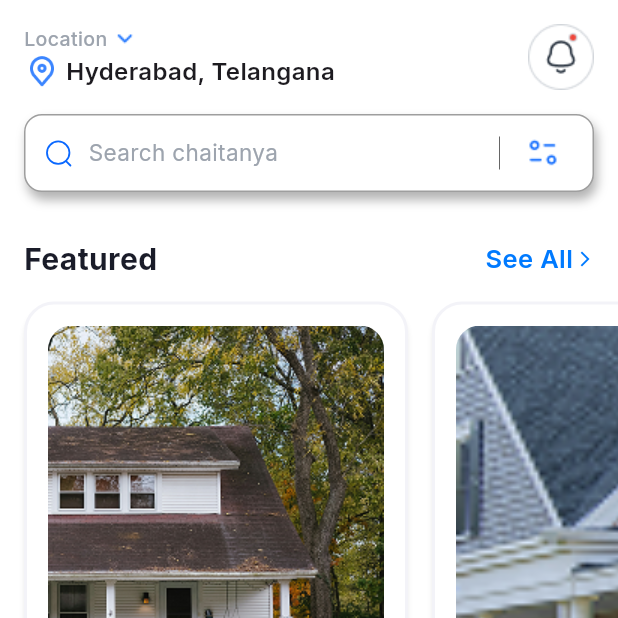
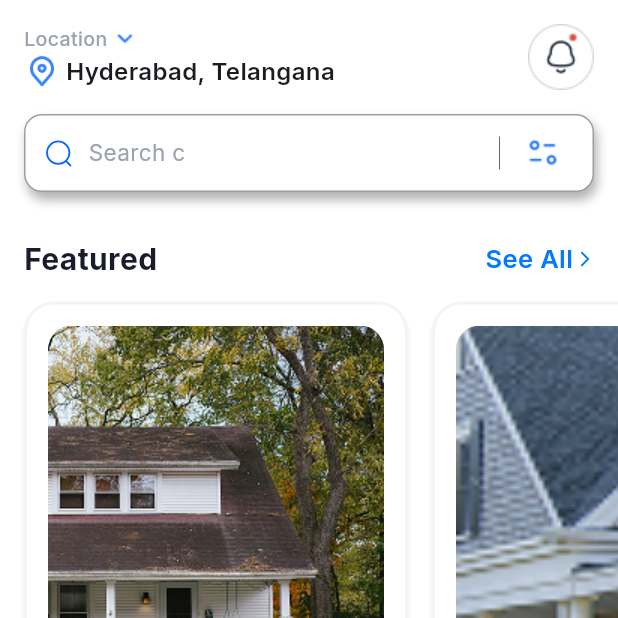
Before and after one commit to chaitanya682/airbnb_basic_ui, a Flutter app: the HomeScreen screen opened directly, on a phone screen of 412 x 824 dp, the top half of it. Run offline on Flutter 3.47's test engine with Material 3 defaults, Android fonts, the phone set to English and light mode, and no system bars; our stand-ins replace flutter_svg, google_fonts, gradient_borders.

Commit message:
Local Change before pull

```diff
--- a/lib/tabs/home_tab.dart
+++ b/lib/tabs/home_tab.dart
@@ -460,7 +460,7 @@ class _HomeTabState extends State<HomeTab> {
             SizedBox(width: 10),
             Expanded(
               child: Text(
-                "Search chaitanya",
+                "Search c",
                 style: GoogleFonts.inter(
                   fontSize: 15,
                   fontWeight: FontWeight.normal,
```
